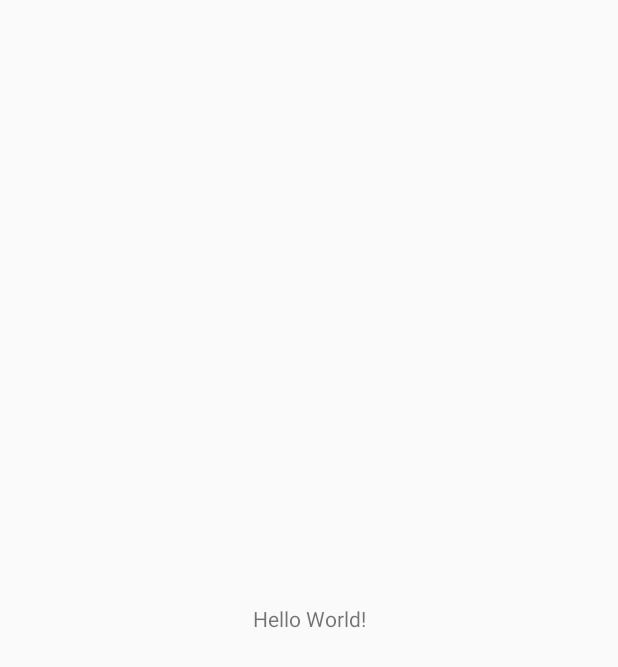
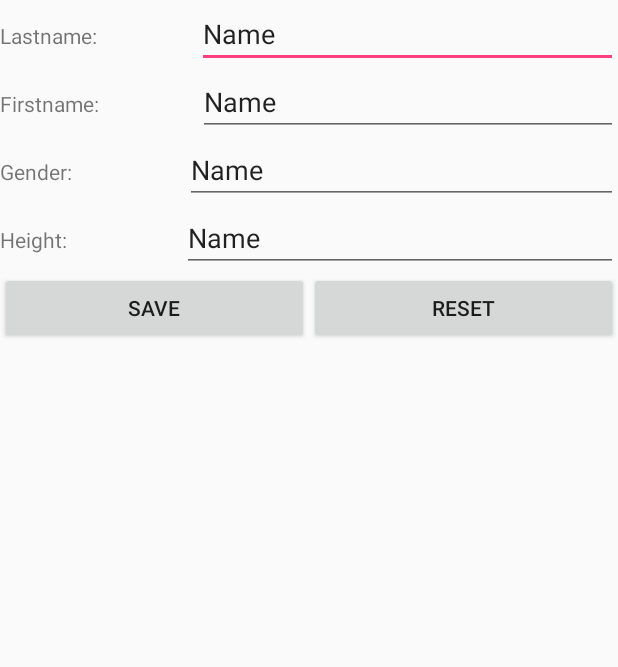
Before and after one commit to Javacream/org.javacream.training.android, an Android app: the screen it shows after launch (MainActivity), on a phone screen of 412 x 824 dp. Before the commit the part shown is almost empty. Shown: the top 667 px of the screen. Run offline under Robolectric (Android 15) with nearby library versions, the phone set to English and light mode, and no system bars.

Commit message:
implement static ui

```diff
--- a/app/src/main/java/org/javacream/training/android/MainActivity.java
+++ b/app/src/main/java/org/javacream/training/android/MainActivity.java
@@ -14,7 +14,7 @@ public class MainActivity extends AppCompatActivity {
     @Override
     protected void onCreate(Bundle savedInstanceState) {
         super.onCreate(savedInstanceState);
-        setContentView(R.layout.activity_main);
+        setContentView(R.layout.people_layout);
     }
 
 }
--- a/app/src/main/res/layout/activity_main.xml
+++ /dev/null
@@ -1,21 +0,0 @@
-<?xml version="1.0" encoding="utf-8"?>
-<android.support.constraint.ConstraintLayout xmlns:android="http://schemas.android.com/apk/res/android"
-    xmlns:app="http://schemas.android.com/apk/res-auto"
-    xmlns:tools="http://schemas.android.com/tools"
-    android:id="@+id/coordinatorLayout"
-    android:layout_width="match_parent"
-    android:layout_height="match_parent"
-    tools:context="org.javacream.training.android.MainActivity">
-
-
-    <TextView
-        android:id="@+id/textView"
-        android:layout_width="wrap_content"
-        android:layout_height="wrap_content"
-        android:text="Hello World!"
-        app:layout_constraintBottom_toBottomOf="parent"
-        app:layout_constraintLeft_toLeftOf="parent"
-        app:layout_constraintRight_toRightOf="parent"
-        app:layout_constraintTop_toTopOf="parent" />
-
-</android.support.constraint.ConstraintLayout>
--- /dev/null
+++ b/app/src/main/res/layout/people_layout.xml
@@ -0,0 +1,128 @@
+<?xml version="1.0" encoding="utf-8"?>
+<LinearLayout xmlns:android="http://schemas.android.com/apk/res/android"
+    android:layout_width="match_parent"
+    android:layout_height="match_parent"
+    android:orientation="vertical">
+
+
+    <LinearLayout
+        android:layout_width="match_parent"
+        android:layout_height="wrap_content"
+        android:orientation="horizontal">
+
+
+        <TextView
+            android:id="@+id/lastnameLabel"
+            android:layout_width="wrap_content"
+            android:layout_height="wrap_content"
+            android:layout_weight="1"
+            android:text="Lastname:"
+            android:labelFor="@id/lastnameInput"
+            />
+
+        <EditText
+            android:id="@+id/lastnameInput"
+            android:layout_width="wrap_content"
+            android:layout_height="wrap_content"
+            android:layout_weight="1"
+            android:ems="10"
+            android:inputType="text"
+            android:text="Name" />
+    </LinearLayout>
+
+    <LinearLayout
+        android:layout_width="match_parent"
+        android:layout_height="wrap_content"
+        android:orientation="horizontal">
+        <TextView
+            android:id="@+id/firstnameLabel"
+            android:layout_width="wrap_content"
+            android:layout_height="wrap_content"
+            android:layout_weight="1"
+            android:text="Firstname:"
+            android:labelFor="@id/firstnameInput"
+
+            />
+
+        <EditText
+            android:id="@+id/firstnameInput"
+            android:layout_width="wrap_content"
+            android:layout_height="wrap_content"
+            android:layout_weight="1"
+            android:ems="10"
+            android:inputType="text"
+            android:text="Name" />
+
+
+    </LinearLayout>
+
+    <LinearLayout
+        android:layout_width="match_parent"
+        android:layout_height="wrap_content"
+        android:orientation="horizontal">
+        <TextView
+            android:id="@+id/genderLabel"
+            android:layout_width="wrap_content"
+            android:layout_height="wrap_content"
+            android:layout_weight="1"
+            android:text="Gender:"
+            android:labelFor="@id/genderInput"
+
+            />
+        <EditText
+            android:id="@+id/genderInput"
+            android:layout_width="wrap_content"
+            android:layout_height="wrap_content"
+            android:layout_weight="1"
+            android:ems="10"
+            android:inputType="text"
+            android:text="Name" />
+
+
+    </LinearLayout>
+
+    <LinearLayout
+        android:layout_width="match_parent"
+        android:layout_height="wrap_content"
+        android:orientation="horizontal">
+        <TextView
+            android:id="@+id/heightLabel"
+            android:layout_width="wrap_content"
+            android:layout_height="wrap_content"
+            android:layout_weight="1"
+            android:text="Height:"
+            android:labelFor="@id/heightInput"
+            />
+        <EditText
+            android:id="@+id/heightInput"
+            android:layout_width="wrap_content"
+            android:layout_height="wrap_content"
+            android:layout_weight="1"
+            android:ems="10"
+            android:inputType="text"
+            android:text="Name" />
+
+
+    </LinearLayout>
+
+    <LinearLayout
+        android:layout_width="match_parent"
+        android:layout_height="wrap_content"
+        android:orientation="horizontal">
+
+        <Button
+            android:id="@+id/saveButton"
+            android:layout_width="wrap_content"
+            android:layout_height="wrap_content"
+            android:layout_weight="1"
+            android:text="Save" />
+
+        <Button
+            android:id="@+id/resetButton"
+            android:layout_width="wrap_content"
+            android:layout_height="wrap_content"
+            android:layout_weight="1"
+            android:text="Reset" />
+    </LinearLayout>
+
+</LinearLayout>
```
